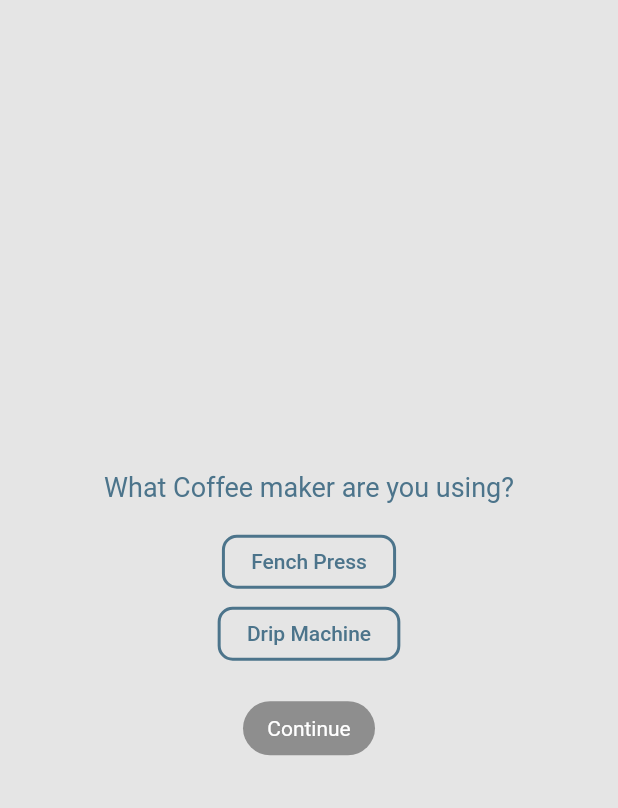
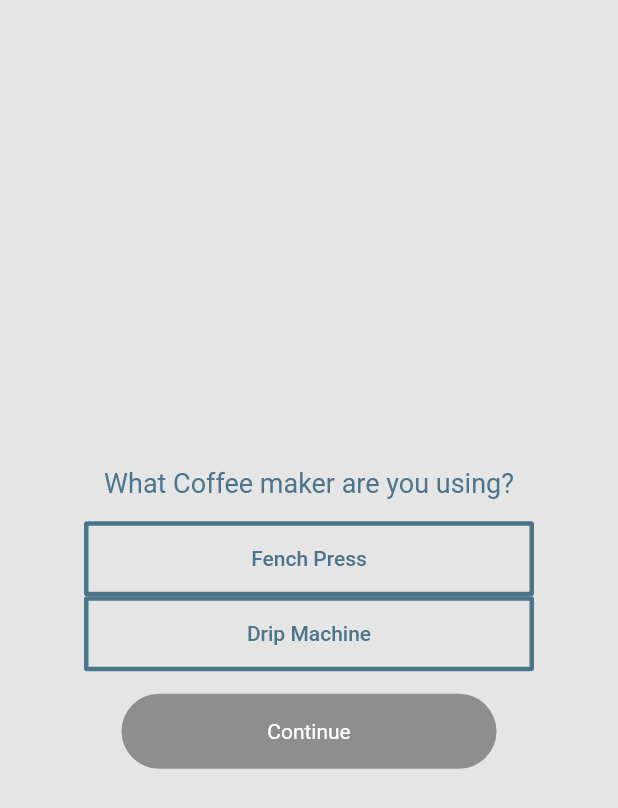
Before and after one commit to utrgv-software-engineering/homebrew-jose2925, a Flutter app: the EnterCups screen opened directly, after a tap on the "arrow back ios" icon, on a phone screen of 412 x 824 dp. Shown: the top 808 px of the screen. Run offline on Flutter 3.47's test engine with Material 2 defaults, Android fonts, the phone set to English and light mode, and no system bars; Roboto replaces fonts that are missing (Montserrat).

Commit message:
created app but updated

```diff
--- a/lib/screens/choose_device_screen.dart
+++ b/lib/screens/choose_device_screen.dart
@@ -48,10 +48,18 @@ class _ChooseDeviceScreenState extends State<ChooseDeviceScreen> {
                           fontSize: 18,
                           fontWeight: FontWeight.normal,
                           color: Color(0xff4C748B)))),
-              OutlineButton(
+              Container(
+                width: 300,
+                height: 100,
+                child: Column(children: <Widget>[
+                  ButtonTheme(
+                      minWidth: 300,
+                      height: 50,
+                      child: OutlineButton(
                         shape: RoundedRectangleBorder(
-                    borderRadius: BorderRadius.circular(10)),
-                borderSide: BorderSide(width: 2, color: Color(0xff4C748B)),
+                            borderRadius: BorderRadius.circular(2)),
+                        borderSide:
+                            BorderSide(width: 3, color: Color(0xff4C748B)),
                         onPressed: () {
                           value = true;
                           toggle(agreed);
@@ -64,14 +72,15 @@ class _ChooseDeviceScreenState extends State<ChooseDeviceScreen> {
                                 fontSize: 14,
                                 color: Color(0xff4C748B))),
                         key: Key('french-press'),
-              ),
-              Padding(
-                padding: EdgeInsets.only(bottom: 15),
+                      )),
+                  ButtonTheme(
+                    minWidth: 300,
+                    height: 50,
                     child: OutlineButton(
                       shape: RoundedRectangleBorder(
-                      borderRadius: BorderRadius.circular(10)),
-                  highlightedBorderColor: Colors.red,
-                  borderSide: BorderSide(width: 2, color: Color(0xff4C748B)),
+                          borderRadius: BorderRadius.circular(2)),
+                      borderSide:
+                          BorderSide(width: 3, color: Color(0xff4C748B)),
                       onPressed: () {
                         value = false;
                         toggle(agreed);
@@ -87,9 +96,14 @@ class _ChooseDeviceScreenState extends State<ChooseDeviceScreen> {
                       ),
                       key: Key('drip-machine'),
                     ),
+                  )
+                ]),
               ),
-              Padding(
-                  padding: EdgeInsets.only(),
+              ButtonTheme(
+                minWidth: 250,
+                height: 50,
+                child: Padding(
+                    padding: EdgeInsets.only(top: 15),
                     child: RaisedButton(
                       shape: new RoundedRectangleBorder(
                         borderRadius: new BorderRadius.circular(30.0),
@@ -116,6 +130,7 @@ class _ChooseDeviceScreenState extends State<ChooseDeviceScreen> {
                             }
                           : null,
                     )),
+              )
             ])));
   }
 }
--- a/lib/screens/enter_cups.dart
+++ b/lib/screens/enter_cups.dart
@@ -78,7 +78,10 @@ class _EnterCupsState extends State<EnterCups> {
                 },
               ),
             ),
-            Padding(
+            ButtonTheme(
+              minWidth: 250,
+              height: 50,
+              child: Padding(
                   padding: EdgeInsets.only(),
                   child: RaisedButton(
                       color: Color(0xff4C748B),
@@ -104,6 +107,7 @@ class _EnterCupsState extends State<EnterCups> {
                               );
                             }
                           : null)),
+            )
           ],
         ),
       ),
--- a/lib/screens/results.dart
+++ b/lib/screens/results.dart
@@ -80,7 +80,10 @@ class Results extends StatelessWidget {
                 ],
               ),
             ),
-            Padding(
+            ButtonTheme(
+                minWidth: 250,
+                height: 50,
+                child: Padding(
                     padding: EdgeInsets.only(top: 40),
                     child: RaisedButton(
                       shape: new RoundedRectangleBorder(
@@ -98,7 +101,7 @@ class Results extends StatelessWidget {
                           context,
                           MaterialPageRoute(
                               builder: (context) => ChooseDeviceScreen())),
-                ))
+                    )))
           ],
         ),
       ),
```
Lines whose indentation alone changed are shown as unchanged.
